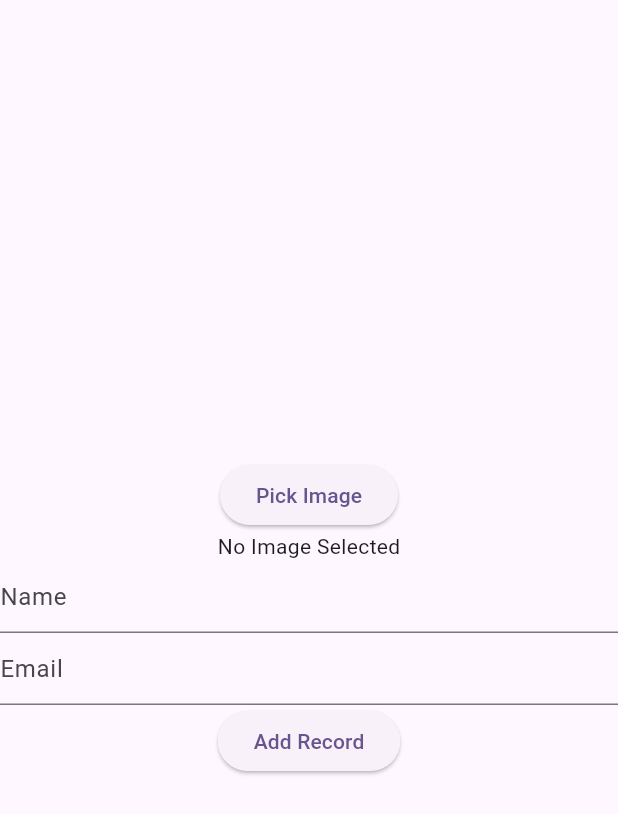
After one commit to Adsoftwares1/batch_3_statemenagment, a Flutter app: the AddUSerInformationFirestore screen opened directly, on a phone screen of 412 x 824 dp. The commit adds this screen. Shown: the top 814 px of the screen. Run offline on Flutter 3.47's test engine with Material 3 defaults, Android fonts, the phone set to English and light mode, and no system bars; our stand-ins replace cloud_firestore, firebase_core, firebase_storage, image_picker; accounts and stored records are empty.

Commit message:
firebase storage task

```diff
--- a/lib/controller/authentication_controller/login_provider.dart
+++ b/lib/controller/authentication_controller/login_provider.dart
@@ -1,6 +1,7 @@
 
 
 import 'package:flutter/material.dart';
+import 'package:state_menagment/view/screen/file_stroing_firebase_storage/add_record.dart';
 
 class AuthenticationController extends ChangeNotifier {
 
@@ -27,12 +28,13 @@ class AuthenticationController extends ChangeNotifier {
 
 
   // login function
-  Future<void> Login() async{
+  Future<void> Login(BuildContext context) async{
     // set loading state
     isLoading = true;
     // delay for 2 seconds
     await Future.delayed(const Duration(seconds: 3));
     // set loading state
+    Navigator.push(context, MaterialPageRoute(builder: (context) => AddUSerInformationFirestore()));
     isLoading = false;
   }
 
--- /dev/null
+++ b/lib/controller/file_storing_provider/file_storing_provider.dart
@@ -0,0 +1,67 @@
+import 'dart:io';
+
+import 'package:cloud_firestore/cloud_firestore.dart';
+import 'package:firebase_storage/firebase_storage.dart';
+import 'package:flutter/material.dart';
+import 'package:image_picker/image_picker.dart';
+
+class FileStroingProvider extends ChangeNotifier {
+
+   // image picker
+  XFile? profileImage;
+
+  bool _isLoading = false;
+  bool get isLoading => _isLoading;
+  set setIsLoading(bool value) {
+    _isLoading = value;
+    notifyListeners();
+  }
+
+  // add record
+  Future<void> addRecord(String name, String email, XFile profileImage) async {
+    setIsLoading = true;
+    try {
+      // store image in firebase storage
+      final imageRef = FirebaseStorage.instance
+          .ref()
+          .child("profileImages")
+          .child(profileImage.name);
+      await imageRef.putFile(File(profileImage.path));
+      // get image url
+      final imageUrl = await imageRef.getDownloadURL();
+      // add record to firestore
+      await FirebaseFirestore.instance.collection("students").add({
+        "name": name,
+        "email": email,
+        "profileImage": imageUrl,
+      });
+    } catch (e) {
+      print("Error in adding record: $e");
+    } finally {
+      setIsLoading = false;
+    }
+  }
+
+  // delete record
+  Future<void> deleteRecord(String url, String id) async {
+    print("url: $url");
+    try{
+      // delete file from storage
+    await FirebaseStorage.instance.refFromURL(url).delete();
+    // delete record from firestore
+      await FirebaseFirestore.instance.collection("students").doc(id).delete();
+
+    }catch(e){
+      print("Error in deleting record: $e");
+      }
+  }
+
+  Future<void> pickImage() async {
+    final image = await ImagePicker().pickImage(source: ImageSource.gallery);
+    if (image != null) {
+      profileImage = image;
+    }
+    notifyListeners();
+    print("lasjdfkljsdfjls");
+  }
+}
--- a/lib/view/screen/authentication/login_screen.dart
+++ b/lib/view/screen/authentication/login_screen.dart
@@ -61,7 +61,7 @@ class _LoginScreenState extends State<LoginScreen> {
                 return ElevatedButton(
                   onPressed: () {
                     // step 4: call login function
-                    providerObj.Login();
+                    providerObj.Login(context);
                   },
                   style: ElevatedButton.styleFrom(
                     backgroundColor: Colors
--- /dev/null
+++ b/lib/view/screen/file_stroing_firebase_storage/add_record.dart
@@ -0,0 +1,84 @@
+import 'dart:io';
+
+import 'package:flutter/material.dart';
+import 'package:image_picker/image_picker.dart';
+import 'package:provider/provider.dart';
+import 'package:state_menagment/controller/file_storing_provider/file_storing_provider.dart';
+
+class AddUSerInformationFirestore extends StatefulWidget {
+  const AddUSerInformationFirestore({super.key});
+
+  @override
+  State<AddUSerInformationFirestore> createState() =>
+      _AddUSerInformationFirestoreState();
+}
+
+class _AddUSerInformationFirestoreState
+    extends State<AddUSerInformationFirestore> {
+  TextEditingController nameController = TextEditingController();
+  TextEditingController emailController = TextEditingController();
+
+  late FileStroingProvider provider;
+
+  @override
+  void initState() {
+    // TODO: implement initState
+    provider = Provider.of<FileStroingProvider>(context, listen: false);
+    super.initState();
+  }
+
+  @override
+  Widget build(BuildContext context) {
+    return Scaffold(
+      body: Center(
+        child: Column(
+          mainAxisAlignment: MainAxisAlignment.center,
+          children: [
+            // button to pick image
+            ElevatedButton(
+              onPressed: () async {
+                await provider.pickImage();
+              },
+              child: Text("Pick Image"),
+            ),
+
+            Consumer<FileStroingProvider>(
+                builder: (context, providerObject, child) {
+              return providerObject.profileImage != null
+                  ? CircleAvatar(
+                      backgroundImage:
+                          FileImage(File(providerObject.profileImage!.path)),
+                    )
+                  : Text("No Image Selected");
+            }),
+            // text field for name
+            TextField(
+              controller: nameController,
+              decoration: InputDecoration(
+                hintText: "Name",
+              ),
+            ),
+            // text field for email
+            TextField(
+              controller: emailController,
+              decoration: InputDecoration(
+                hintText: "Email",
+              ),
+            ),
+
+            // button to add record
+            Consumer<FileStroingProvider>(
+                builder: (context, providerObject, child) {
+              return ElevatedButton(
+                  onPressed: () async {
+                    providerObject.addRecord(nameController.text,
+                        emailController.text, providerObject.profileImage!);
+                  },
+                  child: providerObject.isLoading ? CircularProgressIndicator() : Text("Add Record"));
+            }),
+          ],
+        ),
+      ),
+    );
+  }
+}
--- a/pubspec.yaml
+++ b/pubspec.yaml
@@ -36,6 +36,10 @@ dependencies:
   # Use with the CupertinoIcons class for iOS style icons.
   cupertino_icons: ^1.0.8
   provider: ^6.1.2
+  firebase_core: ^3.11.0
+  cloud_firestore: ^5.6.3
+  firebase_storage: ^12.4.2
+  image_picker: ^1.1.2
 
 dev_dependencies:
   flutter_test:
```
Also changed, not shown: lib/main.dart (+15 -2 lines), lib/view/screen/file_stroing_firebase_storage/get_records.dart (added, +51 -0 lines), firebase.json (added), lib/firebase_options.dart (added), pubspec.lock, 8 other files.
